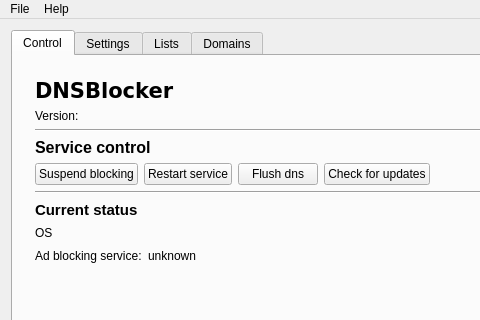
Above: src/ui/mainwindow.ui from mcptr/dbl-ui-qt before the change; both pictures show x 0 to 480 and y 0 to 320 of the 600 by 500 pixel window. Below: the same form after it.
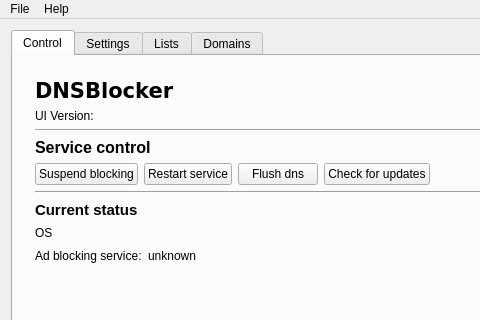
That is the form after the change. The open tabs and pages were chosen to show the change.

```diff
--- a/src/ui/mainwindow.ui
+++ b/src/ui/mainwindow.ui
@@ -315,7 +315,7 @@
                    <item>
                     <widget class="QLabel" name="versionLabel">
                      <property name="text">
-                      <string>Version:</string>
+                      <string>UI Version:</string>
                      </property>
                     </widget>
                    </item>
```
Left out of the diff: 2 changed lines with no effect on the pictures.
